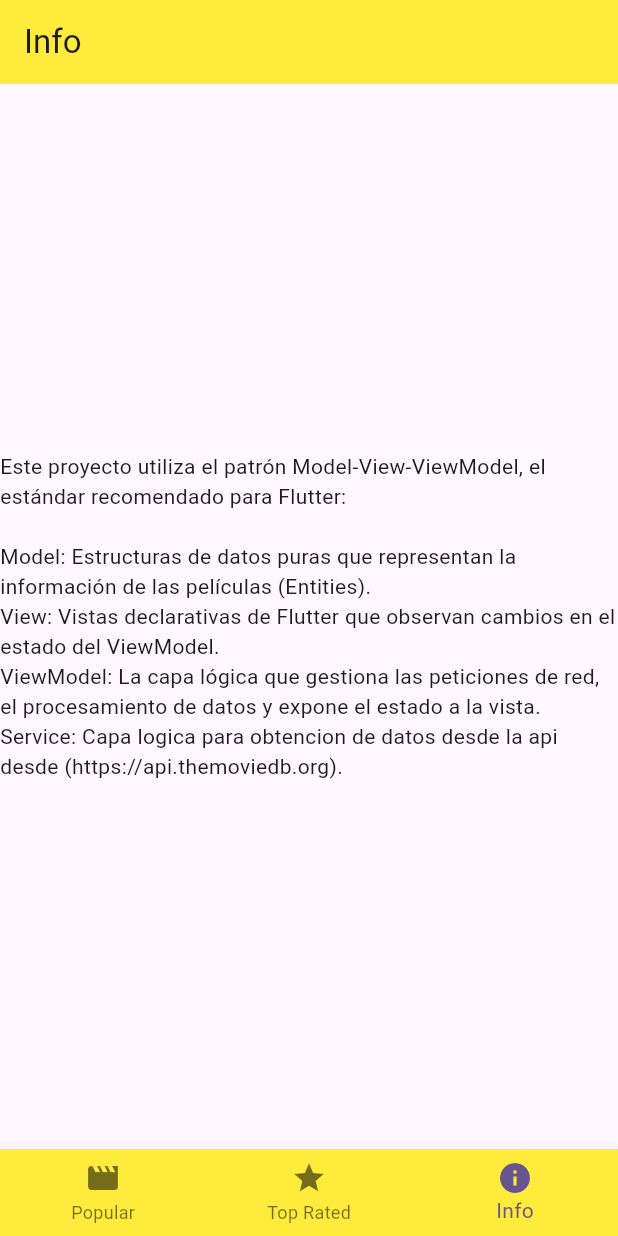
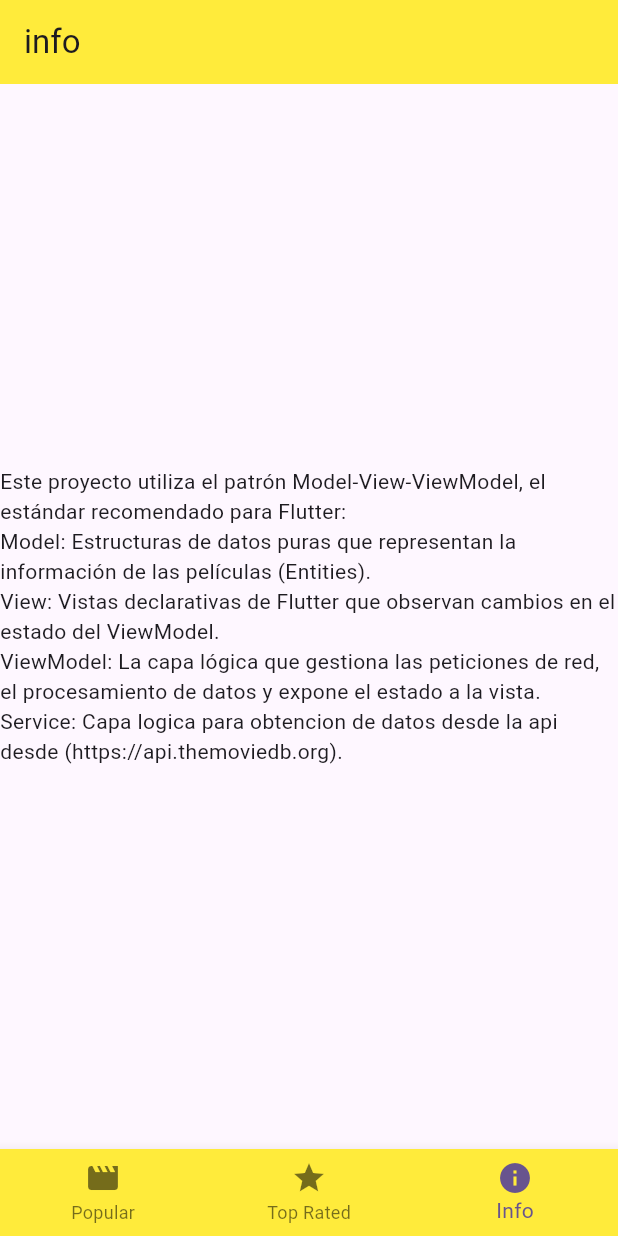
Before and after one commit to korbek99/fluttermoviestest, a Flutter app: the screen it shows after launch, item 3 of the bottom bar chosen, on a phone screen of 412 x 824 dp. Run offline on Flutter 3.47's test engine with Material 3 defaults, Android fonts, the phone set to English and light mode, and no system bars; network calls fail.

Commit message:
Adding constants strings

```diff
--- /dev/null
+++ b/lib/constants/appstrings.dart
@@ -0,0 +1,27 @@
+class Appstrings {
+
+  Appstrings._();
+
+
+  static const String homeTitle = 'home';
+  static const String popularTitle = 'popular';
+  static const String topRatedTitle = 'top_rated';
+  static const String loadingDetails = 'Loading details...';
+  static const String noMoviesFound = 'No movies found';
+  static const String searchMovies = 'Search movies...';
+  static const String releaseDate = 'Release Date';
+  static const String rating = 'Rating';
+  static const String infoTitle = 'info';
+
+  static const String infobody = '''Este proyecto utiliza el patrón Model-View-ViewModel, el estándar recomendado para Flutter:
+Model: Estructuras de datos puras que representan la información de las películas (Entities).
+View: Vistas declarativas de Flutter que observan cambios en el estado del ViewModel.
+ViewModel: La capa lógica que gestiona las peticiones de red, el procesamiento de datos y expone el estado a la vista.
+Service: Capa logica para obtencion de datos desde la api desde (https://api.themoviedb.org).''';
+
+
+static const String movieDetailsTitle = 'Movie Details';
+static const String popularMovieTitle = 'Popular Movies';
+static const String topRatedMovieTitle = 'Top Rated Movies';
+
+}
--- a/lib/views/info/info_view.dart
+++ b/lib/views/info/info_view.dart
@@ -1,5 +1,8 @@
 import 'package:flutter/material.dart';
 import 'package:provider/provider.dart';
+import '../../constants/appstrings.dart';
+
+
 
 class InfoView extends StatelessWidget {
   const InfoView({super.key});
@@ -8,16 +11,11 @@ class InfoView extends StatelessWidget {
   Widget build(BuildContext context) {
     return Scaffold(
       appBar: AppBar(
-        title: const Text('Info'),
+        title: const Text(Appstrings.infoTitle),
         backgroundColor: Colors.yellow,
       ),
       body: const Center(
-        child: Text('''Este proyecto utiliza el patrón Model-View-ViewModel, el estándar recomendado para Flutter:
-
-Model: Estructuras de datos puras que representan la información de las películas (Entities).
-View: Vistas declarativas de Flutter que observan cambios en el estado del ViewModel.
-ViewModel: La capa lógica que gestiona las peticiones de red, el procesamiento de datos y expone el estado a la vista.
-Service: Capa logica para obtencion de datos desde la api desde (https://api.themoviedb.org).'''),
+        child: Text(Appstrings.infobody),
       ),
     );
   }
--- a/lib/views/loading/loadingView.dart
+++ b/lib/views/loading/loadingView.dart
@@ -1,4 +1,5 @@
 import 'package:flutter/material.dart';
+import '../../constants/appstrings.dart';
 
 class Loadingview {
 
```
Also changed, not shown: lib/views/movie_detail_view.dart (+4 -3 lines), lib/views/movie_popular_view.dart (+5 -4 lines), lib/views/movie_top_rated_view.dart (+5 -4 lines).
